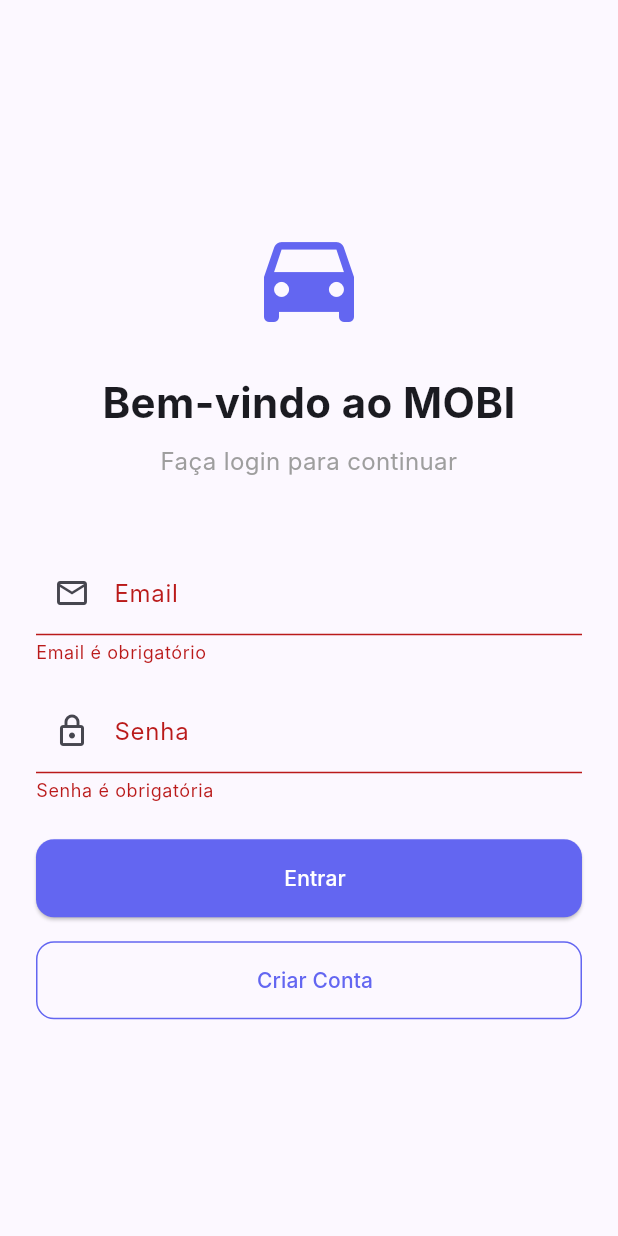
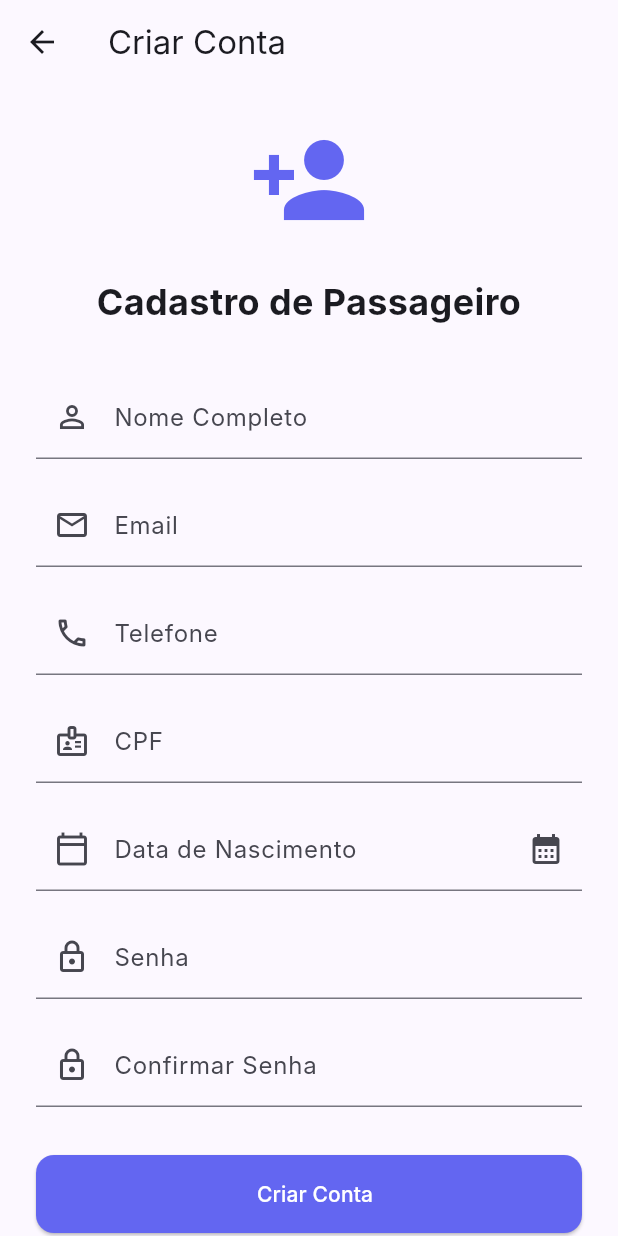
Before and after one commit to janiosantos/mobi, a Flutter app: the screen it shows after launch, after a tap on "Entrar", after a tap on "Criar Conta", on a phone screen of 412 x 824 dp. Run offline on Flutter 3.47's test engine with Material 3 defaults, Android fonts, the phone set to English and light mode, and no system bars; our stand-ins replace dio, equatable, firebase_core, firebase_messaging, flutter_bloc, flutter_dotenv and 7 more; accounts and stored records are empty; generated files the repository leaves out were written again; Roboto replaces fonts that are missing (Inter); statements that could not run were skipped.

Commit message:
feat(passenger): Implementar autenticação completa com BLoC e integração API
Fase 1 - Essencial: Auth ✅

BLoC de Autenticação (3 arquivos):
- auth_event.dart: 6 eventos (AppStarted, Login, Register, Logout, etc)
- auth_state.dart: 8 estados (Initial, Loading, Authenticated, Error, etc)
- auth_bloc.dart: Lógica completa de autenticação com handlers

Service Locator (1 arquivo):
- service_locator.dart: Dependency Injection com GetIt
  - Dio configurado com timeouts
  - ApiService, AuthService, LocationService, NotificationService
  - Repositories: Auth, Ride, Payment
  - Integração completa com mobi_core

Telas Atualizadas (3 arquivos):
- main.dart: BlocProvider configurado, navegação por estado
- login_screen.dart: BlocConsumer, integração real com API
- register_screen.dart: Cadastro completo com validações
  - 7 campos (nome, email, telefone, CPF, nascimento, senha)
  - Date picker para nascimento
  - Validações com Validators do core
  - Feedback de erro e sucesso

Funcionalidades Implementadas:
✅ Login com email/senha
✅ Registro de passageiro completo
✅ Validações de formulário
✅ Gerenciamento de estado com BLoC
✅ Feedback de loading e erros
✅ Integração real com backend API
✅ Token management (SharedPreferences)
✅ Auto-navegação após auth
✅ Interceptors HTTP configurados
✅ Service locator (DI) completo

Próximos Passos:
- Firebase push notifications
- Google Maps
- Tela de solicitação de corrida
- Fluxo completo de corrida

```diff
--- /dev/null
+++ b/apps/passenger/lib/bloc/auth/auth_bloc.dart
@@ -0,0 +1,143 @@
+import 'package:flutter_bloc/flutter_bloc.dart';
+import 'package:mobi_core/mobi_core.dart';
+import 'auth_event.dart';
+import 'auth_state.dart';
+
+class AuthBloc extends Bloc<AuthEvent, AuthState> {
+  final AuthRepository authRepository;
+
+  AuthBloc({required this.authRepository}) : super(const AuthInitial()) {
+    on<AppStarted>(_onAppStarted);
+    on<LoginRequested>(_onLoginRequested);
+    on<RegisterPassengerRequested>(_onRegisterPassengerRequested);
+    on<LogoutRequested>(_onLogoutRequested);
+    on<RefreshProfileRequested>(_onRefreshProfileRequested);
+    on<UpdateDeviceTokenRequested>(_onUpdateDeviceTokenRequested);
+  }
+
+  Future<void> _onAppStarted(
+    AppStarted event,
+    Emitter<AuthState> emit,
+  ) async {
+    emit(const AuthLoading());
+
+    try {
+      final isAuthenticated = await authRepository.isAuthenticated();
+
+      if (isAuthenticated) {
+        final user = await authRepository.getCurrentUser();
+        final token = await authRepository.getToken();
+
+        if (user != null && token != null) {
+          emit(Authenticated(user: user, token: token));
+        } else {
+          emit(const Unauthenticated());
+        }
+      } else {
+        emit(const Unauthenticated());
+      }
+    } catch (e) {
+      emit(const Unauthenticated());
+    }
+  }
+
+  Future<void> _onLoginRequested(
+    LoginRequested event,
+    Emitter<AuthState> emit,
+  ) async {
+    emit(const AuthLoading());
+
+    try {
+      final result = await authRepository.login(event.email, event.password);
+
+      if (result['success'] == true) {
+        emit(Authenticated(
+          user: result['user'],
+          token: result['token'],
+        ));
+      } else {
+        emit(AuthError(result['message'] ?? 'Erro ao fazer login'));
+      }
+    } catch (e) {
+      emit(AuthError(e.toString()));
+    }
+  }
+
+  Future<void> _onRegisterPassengerRequested(
+    RegisterPassengerRequested event,
+    Emitter<AuthState> emit,
+  ) async {
+    emit(const RegistrationLoading());
+
+    try {
+      final data = {
+        'name': event.name,
+        'email': event.email,
+        'phone': event.phone,
+        'password': event.password,
+        'password_confirmation': event.password,
+        'cpf': event.cpf,
+        'birth_date': event.birthDate,
+      };
+
+      final result = await authRepository.registerPassenger(data);
+
+      if (result['success'] == true) {
+        emit(RegistrationSuccess(
+          user: result['user'],
+          token: result['token'],
+        ));
+
+        // Automatically authenticate after registration
+        emit(Authenticated(
+          user: result['user'],
+          token: result['token'],
+        ));
+      } else {
+        emit(RegistrationError(result['message'] ?? 'Erro ao registrar'));
+      }
+    } catch (e) {
+      emit(RegistrationError(e.toString()));
+    }
+  }
+
+  Future<void> _onLogoutRequested(
+    LogoutRequested event,
+    Emitter<AuthState> emit,
+  ) async {
+    emit(const AuthLoading());
+
+    try {
+      await authRepository.logout();
+      emit(const Unauthenticated());
+    } catch (e) {
+      emit(const Unauthenticated());
+    }
+  }
+
+  Future<void> _onRefreshProfileRequested(
+    RefreshProfileRequested event,
+    Emitter<AuthState> emit,
+  ) async {
+    if (state is! Authenticated) return;
+
+    try {
+      final user = await authRepository.refreshProfile();
+      final token = await authRepository.getToken();
+
+      if (user != null && token != null) {
+        emit(Authenticated(user: user, token: token));
+      }
+    } catch (e) {
+      // Keep current state if refresh fails
+    }
+  }
+
+  Future<void> _onUpdateDeviceTokenRequested(
+    UpdateDeviceTokenRequested event,
+    Emitter<AuthState> emit,
+  ) async {
+    // TODO: Implement device token update to backend
+    // This will be used for push notifications
+  }
+}
--- /dev/null
+++ b/apps/passenger/lib/bloc/auth/auth_event.dart
@@ -0,0 +1,63 @@
+import 'package:equatable/equatable.dart';
+
+abstract class AuthEvent extends Equatable {
+  const AuthEvent();
+
+  @override
+  List<Object?> get props => [];
+}
+
+class AppStarted extends AuthEvent {
+  const AppStarted();
+}
+
+class LoginRequested extends AuthEvent {
+  final String email;
+  final String password;
+
+  const LoginRequested({
+    required this.email,
+    required this.password,
+  });
+
+  @override
+  List<Object?> get props => [email, password];
+}
+
+class RegisterPassengerRequested extends AuthEvent {
+  final String name;
+  final String email;
+  final String phone;
+  final String password;
+  final String cpf;
+  final String birthDate;
+
+  const RegisterPassengerRequested({
+    required this.name,
+    required this.email,
+    required this.phone,
+    required this.password,
+    required this.cpf,
+    required this.birthDate,
+  });
+
+  @override
+  List<Object?> get props => [name, email, phone, password, cpf, birthDate];
+}
+
+class LogoutRequested extends AuthEvent {
+  const LogoutRequested();
+}
+
+class RefreshProfileRequested extends AuthEvent {
+  const RefreshProfileRequested();
+}
+
+class UpdateDeviceTokenRequested extends AuthEvent {
+  final String deviceToken;
+
+  const UpdateDeviceTokenRequested(this.deviceToken);
+
+  @override
+  List<Object?> get props => [deviceToken];
+}
--- /dev/null
+++ b/apps/passenger/lib/bloc/auth/auth_state.dart
@@ -0,0 +1,69 @@
+import 'package:equatable/equatable.dart';
+import 'package:mobi_core/mobi_core.dart';
+
+abstract class AuthState extends Equatable {
+  const AuthState();
+
+  @override
+  List<Object?> get props => [];
+}
+
+class AuthInitial extends AuthState {
+  const AuthInitial();
+}
+
+class AuthLoading extends AuthState {
+  const AuthLoading();
+}
+
+class Authenticated extends AuthState {
+  final User user;
+  final String token;
+
+  const Authenticated({
+    required this.user,
+    required this.token,
+  });
+
+  @override
+  List<Object?> get props => [user, token];
+}
+
+class Unauthenticated extends AuthState {
+  const Unauthenticated();
+}
+
+class AuthError extends AuthState {
+  final String message;
+
+  const AuthError(this.message);
+
+  @override
+  List<Object?> get props => [message];
+}
+
+class RegistrationLoading extends AuthState {
+  const RegistrationLoading();
+}
+
+class RegistrationSuccess extends AuthState {
+  final User user;
+  final String token;
+
+  const RegistrationSuccess({
+    required this.user,
+    required this.token,
+  });
+
+  @override
+  List<Object?> get props => [user, token];
+}
+
+class RegistrationError extends AuthState {
+  final String message;
+
+  const RegistrationError(this.message);
+
+  @override
+  List<Object?> get props => [message];
+}
--- /dev/null
+++ b/apps/passenger/lib/core/service_locator.dart
@@ -0,0 +1,47 @@
+import 'package:dio/dio.dart';
+import 'package:get_it/get_it.dart';
+import 'package:shared_preferences/shared_preferences.dart';
+import 'package:mobi_core/mobi_core.dart';
+
+final getIt = GetIt.instance;
+
+Future<void> setupServiceLocator() async {
+  // SharedPreferences
+  final sharedPreferences = await SharedPreferences.getInstance();
+  getIt.registerSingleton<SharedPreferences>(sharedPreferences);
+
+  // Dio
+  final dio = Dio(BaseOptions(
+    baseUrl: ApiConstants.baseUrl,
+    connectTimeout: ApiConstants.connectTimeout,
+    receiveTimeout: ApiConstants.receiveTimeout,
+    sendTimeout: ApiConstants.sendTimeout,
+  ));
+  getIt.registerSingleton<Dio>(dio);
+
+  // API Service
+  final apiService = ApiService(dio);
+  getIt.registerSingleton<ApiService>(apiService);
+
+  // Auth Service
+  final authService = AuthService(apiService, sharedPreferences, dio);
+  getIt.registerSingleton<AuthService>(authService);
+
+  // Location Service
+  final locationService = LocationService();
+  getIt.registerSingleton<LocationService>(locationService);
+
+  // Notification Service
+  final notificationService = NotificationService();
+  getIt.registerSingleton<NotificationService>(notificationService);
+
+  // Repositories
+  final authRepository = AuthRepository(authService);
+  getIt.registerSingleton<AuthRepository>(authRepository);
+
+  final rideRepository = RideRepository(apiService);
+  getIt.registerSingleton<RideRepository>(rideRepository);
+
+  final paymentRepository = PaymentRepository(apiService);
+  getIt.registerSingleton<PaymentRepository>(paymentRepository);
+}
--- a/apps/passenger/lib/main.dart
+++ b/apps/passenger/lib/main.dart
@@ -1,18 +1,44 @@
 import 'package:flutter/material.dart';
 import 'package:flutter_bloc/flutter_bloc.dart';
+import 'package:firebase_core/firebase_core.dart';
 import 'package:mobi_core/mobi_core.dart';
+import 'package:flutter_dotenv/flutter_dotenv.dart';
+
+import 'core/service_locator.dart';
+import 'bloc/auth/auth_bloc.dart';
+import 'bloc/auth/auth_event.dart';
+import 'bloc/auth/auth_state.dart';
 import 'screens/splash_screen.dart';
 import 'screens/home_screen.dart';
 import 'screens/login_screen.dart';
+import 'screens/register_screen.dart';
 
 void main() async {
   WidgetsFlutterBinding.ensureInitialized();
 
-  // TODO: Initialize Firebase
-  // await Firebase.initializeApp();
+  // Load environment variables
+  try {
+    await dotenv.load(fileName: ".env");
+  } catch (e) {
+    // .env file not found, continue with defaults
+  }
 
-  // TODO: Initialize Services
-  // await setupServiceLocator();
+  // Initialize Firebase
+  try {
+    await Firebase.initializeApp();
+  } catch (e) {
+    // Firebase not configured yet
+  }
+
+  // Setup dependency injection
+  await setupServiceLocator();
+
+  // Initialize notifications
+  try {
+    await getIt<NotificationService>().initialize();
+  } catch (e) {
+    // Firebase not configured
+  }
 
   runApp(const MobiPassengerApp());
 }
@@ -22,7 +48,11 @@ class MobiPassengerApp extends StatelessWidget {
 
   @override
   Widget build(BuildContext context) {
-    return MaterialApp(
+    return BlocProvider(
+      create: (context) => AuthBloc(
+        authRepository: getIt<AuthRepository>(),
+      )..add(const AppStarted()),
+      child: MaterialApp(
         title: 'MOBI - Passageiro',
         debugShowCheckedModeBanner: false,
         theme: ThemeData(
@@ -32,11 +62,23 @@ class MobiPassengerApp extends StatelessWidget {
           useMaterial3: true,
           fontFamily: AppConstants.fontFamily,
         ),
-      home: const SplashScreen(),
+        home: BlocBuilder<AuthBloc, AuthState>(
+          builder: (context, state) {
+            if (state is AuthLoading || state is AuthInitial) {
+              return const SplashScreen();
+            } else if (state is Authenticated) {
+              return const HomeScreen();
+            } else {
+              return const LoginScreen();
+            }
+          },
+        ),
         routes: {
           '/login': (context) => const LoginScreen(),
+          '/register': (context) => const RegisterScreen(),
           '/home': (context) => const HomeScreen(),
         },
+      ),
     );
   }
 }
--- a/apps/passenger/lib/screens/login_screen.dart
+++ b/apps/passenger/lib/screens/login_screen.dart
@@ -1,5 +1,9 @@
 import 'package:flutter/material.dart';
+import 'package:flutter_bloc/flutter_bloc.dart';
 import 'package:mobi_core/mobi_core.dart';
+import '../bloc/auth/auth_bloc.dart';
+import '../bloc/auth/auth_event.dart';
+import '../bloc/auth/auth_state.dart';
 
 class LoginScreen extends StatefulWidget {
   const LoginScreen({super.key});
@@ -12,12 +16,25 @@ class _LoginScreenState extends State<LoginScreen> {
   final _formKey = GlobalKey<FormState>();
   final _emailController = TextEditingController();
   final _passwordController = TextEditingController();
-  bool _isLoading = false;
 
   @override
   Widget build(BuildContext context) {
     return Scaffold(
-      body: SafeArea(
+      body: BlocConsumer<AuthBloc, AuthState>(
+        listener: (context, state) {
+          if (state is AuthError) {
+            ScaffoldMessenger.of(context).showSnackBar(
+              SnackBar(
+                content: Text(state.message),
+                backgroundColor: Colors.red,
+              ),
+            );
+          }
+        },
+        builder: (context, state) {
+          final isLoading = state is AuthLoading;
+
+          return SafeArea(
             child: Padding(
               padding: const EdgeInsets.all(24.0),
               child: Form(
@@ -50,6 +67,7 @@ class _LoginScreenState extends State<LoginScreen> {
                       keyboardType: TextInputType.emailAddress,
                       prefixIcon: Icons.email_outlined,
                       validator: Validators.validateEmail,
+                      enabled: !isLoading,
                     ),
                     const SizedBox(height: 16),
                     CustomTextField(
@@ -58,40 +76,41 @@ class _LoginScreenState extends State<LoginScreen> {
                       obscureText: true,
                       prefixIcon: Icons.lock_outlined,
                       validator: Validators.validatePassword,
+                      enabled: !isLoading,
                     ),
                     const SizedBox(height: 24),
                     CustomButton(
                       text: 'Entrar',
-                  isLoading: _isLoading,
+                      isLoading: isLoading,
                       onPressed: _handleLogin,
                     ),
                     const SizedBox(height: 16),
                     CustomButton(
                       text: 'Criar Conta',
                       isOutlined: true,
-                  onPressed: () {
-                    // TODO: Navigate to register screen
+                      onPressed: isLoading ? null : () {
+                        Navigator.of(context).pushNamed('/register');
                       },
                     ),
                   ],
                 ),
               ),
             ),
+          );
+        },
       ),
     );
   }
 
-  Future<void> _handleLogin() async {
+  void _handleLogin() {
     if (!_formKey.currentState!.validate()) return;
 
-    setState(() => _isLoading = true);
-
-    // TODO: Implement login logic
-    await Future.delayed(const Duration(seconds: 2));
-
-    if (!mounted) return;
-
-    Navigator.of(context).pushReplacementNamed('/home');
+    context.read<AuthBloc>().add(
+          LoginRequested(
+            email: _emailController.text.trim(),
+            password: _passwordController.text,
+          ),
+        );
   }
 
   @override
--- /dev/null
+++ b/apps/passenger/lib/screens/register_screen.dart
@@ -0,0 +1,210 @@
+import 'package:flutter/material.dart';
+import 'package:flutter_bloc/flutter_bloc.dart';
+import 'package:mobi_core/mobi_core.dart';
+import '../bloc/auth/auth_bloc.dart';
+import '../bloc/auth/auth_event.dart';
+import '../bloc/auth/auth_state.dart';
+
+class RegisterScreen extends StatefulWidget {
+  const RegisterScreen({super.key});
+
+  @override
+  State<RegisterScreen> createState() => _RegisterScreenState();
+}
+
+class _RegisterScreenState extends State<RegisterScreen> {
+  final _formKey = GlobalKey<FormState>();
+  final _nameController = TextEditingController();
+  final _emailController = TextEditingController();
+  final _phoneController = TextEditingController();
+  final _cpfController = TextEditingController();
+  final _birthDateController = TextEditingController();
+  final _passwordController = TextEditingController();
+  final _confirmPasswordController = TextEditingController();
+
+  @override
+  Widget build(BuildContext context) {
+    return Scaffold(
+      appBar: AppBar(
+        title: const Text('Criar Conta'),
+        leading: IconButton(
+          icon: const Icon(Icons.arrow_back),
+          onPressed: () => Navigator.of(context).pop(),
+        ),
+      ),
+      body: BlocConsumer<AuthBloc, AuthState>(
+        listener: (context, state) {
+          if (state is RegistrationError) {
+            ScaffoldMessenger.of(context).showSnackBar(
+              SnackBar(
+                content: Text(state.message),
+                backgroundColor: Colors.red,
+              ),
+            );
+          } else if (state is Authenticated) {
+            ScaffoldMessenger.of(context).showSnackBar(
+              const SnackBar(
+                content: Text('Conta criada com sucesso!'),
+                backgroundColor: Colors.green,
+              ),
+            );
+          }
+        },
+        builder: (context, state) {
+          final isLoading = state is RegistrationLoading;
+
+          return SingleChildScrollView(
+            padding: const EdgeInsets.all(24.0),
+            child: Form(
+              key: _formKey,
+              child: Column(
+                crossAxisAlignment: CrossAxisAlignment.stretch,
+                children: [
+                  const Icon(
+                    Icons.person_add,
+                    size: 80,
+                    color: AppConstants.primaryColor,
+                  ),
+                  const SizedBox(height: 24),
+                  const Text(
+                    'Cadastro de Passageiro',
+                    textAlign: TextAlign.center,
+                    style: TextStyle(fontSize: 24, fontWeight: FontWeight.bold),
+                  ),
+                  const SizedBox(height: 32),
+                  CustomTextField(
+                    label: 'Nome Completo',
+                    controller: _nameController,
+                    prefixIcon: Icons.person_outline,
+                    validator: Validators.validateName,
+                    enabled: !isLoading,
+                  ),
+                  const SizedBox(height: 16),
+                  CustomTextField(
+                    label: 'Email',
+                    controller: _emailController,
+                    keyboardType: TextInputType.emailAddress,
+                    prefixIcon: Icons.email_outlined,
+                    validator: Validators.validateEmail,
+                    enabled: !isLoading,
+                  ),
+                  const SizedBox(height: 16),
+                  CustomTextField(
+                    label: 'Telefone',
+                    controller: _phoneController,
+                    keyboardType: TextInputType.phone,
+                    prefixIcon: Icons.phone_outlined,
+                    validator: Validators.validatePhone,
+                    enabled: !isLoading,
+                  ),
+                  const SizedBox(height: 16),
+                  CustomTextField(
+                    label: 'CPF',
+                    controller: _cpfController,
+                    keyboardType: TextInputType.number,
+                    prefixIcon: Icons.badge_outlined,
+                    validator: Validators.validateCPF,
+                    enabled: !isLoading,
+                  ),
+                  const SizedBox(height: 16),
+                  CustomTextField(
+                    label: 'Data de Nascimento',
+                    controller: _birthDateController,
+                    prefixIcon: Icons.calendar_today_outlined,
+                    validator: (value) => Validators.validateRequired(value, 'Data de nascimento'),
+                    enabled: !isLoading,
+                    suffixIcon: IconButton(
+                      icon: const Icon(Icons.calendar_month),
+                      onPressed: isLoading ? null : () => _selectBirthDate(context),
+                    ),
+                  ),
+                  const SizedBox(height: 16),
+                  CustomTextField(
+                    label: 'Senha',
+                    controller: _passwordController,
+                    obscureText: true,
+                    prefixIcon: Icons.lock_outlined,
+                    validator: Validators.validatePassword,
+                    enabled: !isLoading,
+                  ),
+                  const SizedBox(height: 16),
+                  CustomTextField(
+                    label: 'Confirmar Senha',
+                    controller: _confirmPasswordController,
+                    obscureText: true,
+                    prefixIcon: Icons.lock_outlined,
+                    validator: (value) {
+                      if (value != _passwordController.text) {
+                        return 'As senhas não coincidem';
+                      }
+                      return null;
+                    },
+                    enabled: !isLoading,
+                  ),
+                  const SizedBox(height: 32),
+                  CustomButton(
+                    text: 'Criar Conta',
+                    isLoading: isLoading,
+                    onPressed: _handleRegister,
+                  ),
+                  const SizedBox(height: 16),
+                  TextButton(
+                    onPressed: isLoading ? null : () => Navigator.of(context).pop(),
+                    child: const Text('Já tem uma conta? Fazer login'),
+                  ),
+                ],
+              ),
+            ),
+          );
+        },
+      ),
+    );
+  }
+
+  Future<void> _selectBirthDate(BuildContext context) async {
+    final DateTime? picked = await showDatePicker(
+      context: context,
+      initialDate: DateTime.now().subtract(const Duration(days: 365 * 18)),
+      firstDate: DateTime(1900),
+      lastDate: DateTime.now().subtract(const Duration(days: 365 * 18)),
+      helpText: 'Selecione sua data de nascimento',
+    );
+
+    if (picked != null) {
+      setState(() {
+        _birthDateController.text = Formatters.formatDate(picked);
+      });
+    }
+  }
+
+  void _handleRegister() {
+    if (!_formKey.currentState!.validate()) return;
+
+    // Convert birth date to API format (YYYY-MM-DD)
+    final birthDateParts = _birthDateController.text.split('/');
+    final birthDateFormatted = '${birthDateParts[2]}-${birthDateParts[1]}-${birthDateParts[0]}';
+
+    context.read<AuthBloc>().add(
+          RegisterPassengerRequested(
+            name: _nameController.text.trim(),
+            email: _emailController.text.trim(),
+            phone: _phoneController.text.trim(),
+            password: _passwordController.text,
+            cpf: _cpfController.text.replaceAll(RegExp(r'[^0-9]'), ''),
+            birthDate: birthDateFormatted,
+          ),
+        );
+  }
+
+  @override
+  void dispose() {
+    _nameController.dispose();
+    _emailController.dispose();
+    _phoneController.dispose();
+    _cpfController.dispose();
+    _birthDateController.dispose();
+    _passwordController.dispose();
+    _confirmPasswordController.dispose();
+    super.dispose();
+  }
+}
```
Lines whose indentation alone changed are shown as unchanged.
